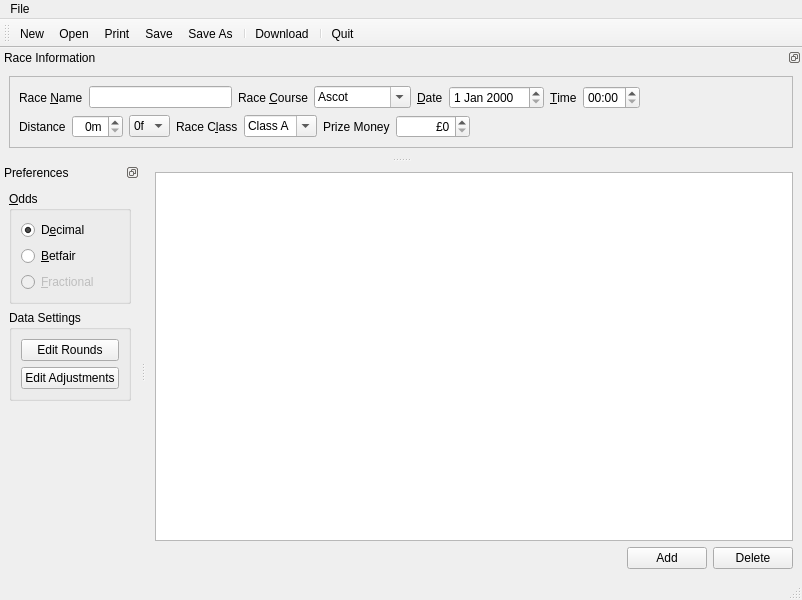
This is GUI/Betty_MainWindow.ui in brunowenzel07/QBetty as Qt 5 draws it before an edit. The edited form follows.
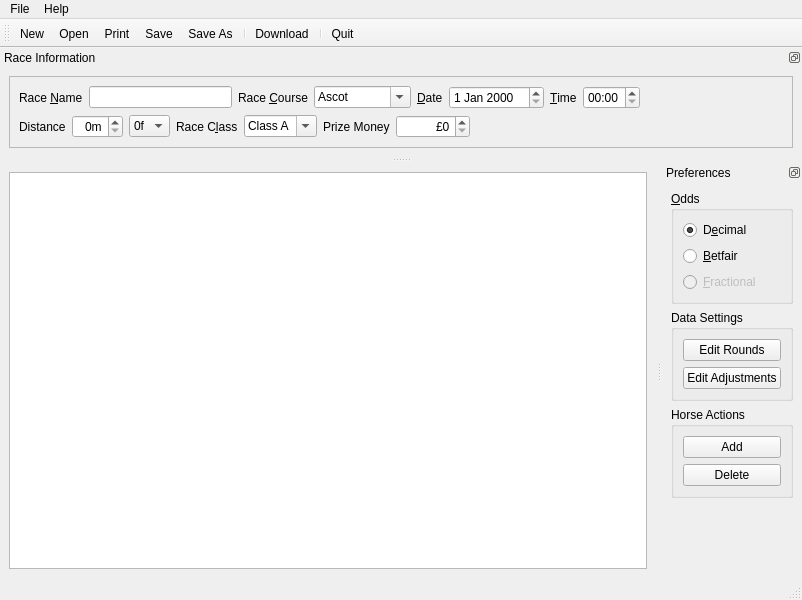
This is the edited form. Icons and pictures are not drawn.

Patch:
```diff
--- a/GUI/Betty_MainWindow.ui
+++ b/GUI/Betty_MainWindow.ui
@@ -22,37 +22,6 @@
     <item>
      <widget class="QTableView" name="raceTable"/>
     </item>
-    <item>
-     <layout class="QHBoxLayout" name="horizontalLayout_4">
-      <item>
-       <spacer name="horizontalSpacer_3">
-        <property name="orientation">
-         <enum>Qt::Horizontal</enum>
-        </property>
-        <property name="sizeHint" stdset="0">
-         <size>
-          <width>40</width>
-          <height>20</height>
-         </size>
-        </property>
-       </spacer>
-      </item>
-      <item>
-       <widget class="QPushButton" name="addButton">
-        <property name="text">
-         <string>Add</string>
-        </property>
-       </widget>
-      </item>
-      <item>
-       <widget class="QPushButton" name="deleteButton">
-        <property name="text">
-         <string>Delete</string>
-        </property>
-       </widget>
-      </item>
-     </layout>
-    </item>
    </layout>
   </widget>
   <widget class="QMenuBar" name="menubar">
@@ -80,7 +49,14 @@
     <addaction name="separator"/>
     <addaction name="actionQuit"/>
    </widget>
+   <widget class="QMenu" name="menuHelp">
+    <property name="title">
+     <string>Help</string>
+    </property>
+    <addaction name="actionAbout"/>
+   </widget>
    <addaction name="menuFile"/>
+   <addaction name="menuHelp"/>
   </widget>
   <widget class="QStatusBar" name="statusbar"/>
   <widget class="QToolBar" name="toolBar">
@@ -405,7 +381,7 @@
     <string>Preferences</string>
    </property>
    <attribute name="dockWidgetArea">
-    <number>1</number>
+    <number>2</number>
    </attribute>
    <widget class="QWidget" name="dockWidgetContents_2">
     <layout class="QVBoxLayout" name="verticalLayout_6">
@@ -468,6 +444,32 @@
        </layout>
       </widget>
      </item>
+     <item>
+      <widget class="QGroupBox" name="groupBox_2">
+       <property name="title">
+        <string>Horse Actions</string>
+       </property>
+       <layout class="QVBoxLayout" name="verticalLayout_7">
+        <item>
+         <widget class="QPushButton" name="addButton">
+          <property name="text">
+           <string>Add</string>
+          </property>
+         </widget>
+        </item>
+        <item>
+         <widget class="QPushButton" name="deleteButton">
+          <property name="text">
+           <string>Delete</string>
+          </property>
+         </widget>
+        </item>
+       </layout>
+       <zorder>addButton</zorder>
+       <zorder>addButton</zorder>
+       <zorder>deleteButton</zorder>
+      </widget>
+     </item>
      <item>
       <spacer name="verticalSpacer">
        <property name="orientation">
```
Left out of the diff: 33 changed lines with no effect on the pictures.
